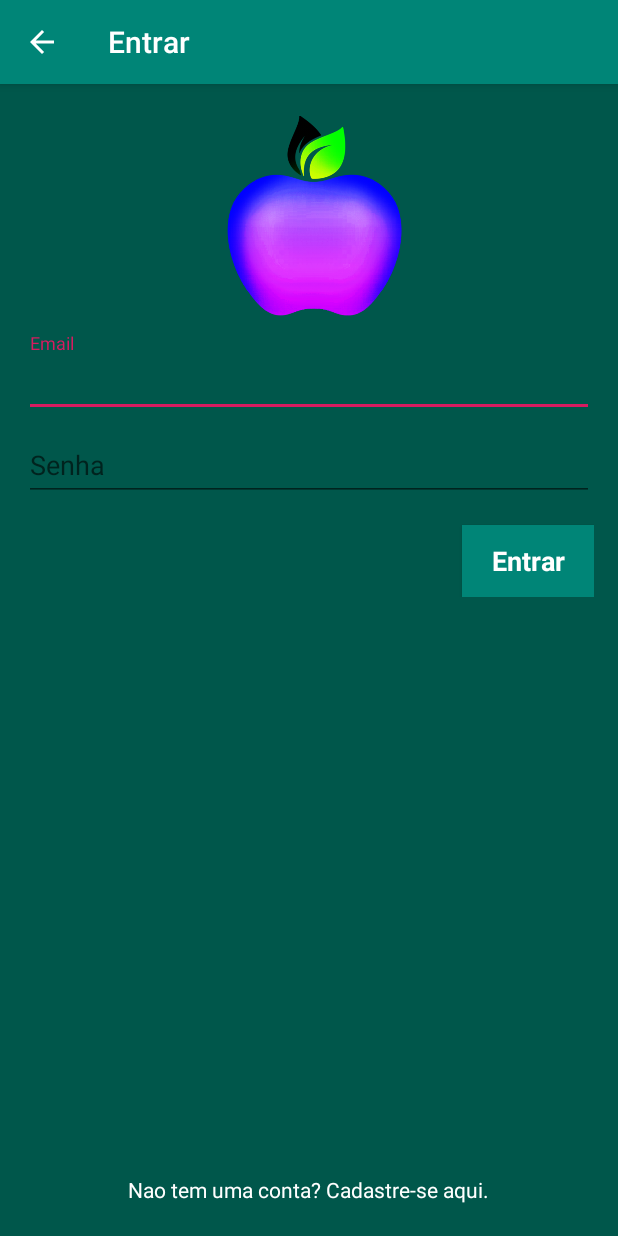
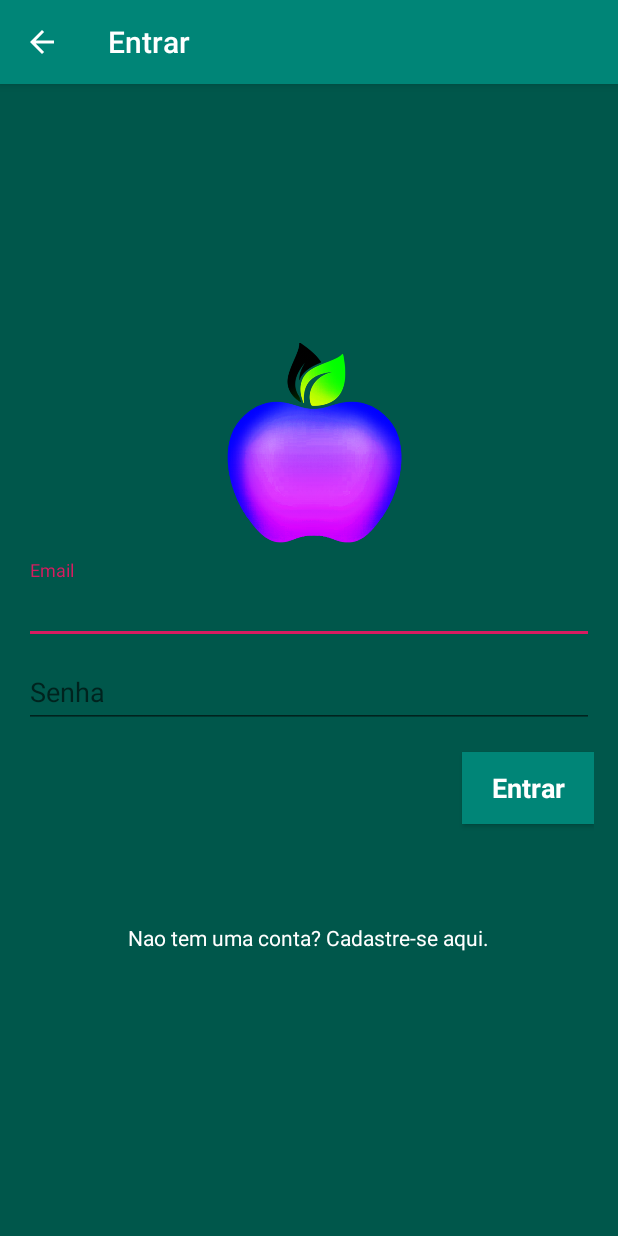
Before and after one commit to theuskira/Android_Studio_Projeto, an Android app: the LoginActivity screen opened directly, with no data from a screen before it, on a phone screen of 412 x 824 dp. Run offline under Robolectric (Android 15) with nearby library versions, the phone set to English and light mode, and no system bars.

Commit message:
Layout Tela Login

```diff
--- a/app/src/main/java/br/com/icoddevelopers/nutrifood/activity/LoginActivity.java
+++ b/app/src/main/java/br/com/icoddevelopers/nutrifood/activity/LoginActivity.java
@@ -1,19 +1,21 @@
 package br.com.icoddevelopers.nutrifood.activity;
 
 import android.content.Intent;
+import android.support.design.widget.TextInputEditText;
 import android.support.v7.app.AppCompatActivity;
 import android.os.Bundle;
 import android.view.MenuItem;
 import android.view.View;
 import android.widget.Button;
+import android.widget.EditText;
 import android.widget.TextView;
 
 import br.com.icoddevelopers.nutrifood.R;
+import br.com.icoddevelopers.nutrifood.model.Usuario;
 
 public class LoginActivity extends AppCompatActivity {
 
-    private TextView btnCadastro;
-    private Button btnEntrar;
+    private EditText campoEmail, campoSenha;
 
     @Override
     protected void onCreate(Bundle savedInstanceState) {
@@ -24,17 +26,40 @@ public class LoginActivity extends AppCompatActivity {
         getSupportActionBar().setHomeButtonEnabled(true);      //Ativar o botão
         getSupportActionBar().setTitle("Entrar");     //Titulo para ser exibido na sua Action Bar em frente à seta
 
-        this.btnCadastro = findViewById(R.id.btnCadastro);
-        this.btnEntrar = findViewById(R.id.btnEntrar);
+        this.campoEmail = findViewById(R.id.txtCadLogin_Email);
+        this.campoSenha = findViewById(R.id.txtCadLogin_Senha);
 
-        this.btnCadastro.setOnClickListener(new View.OnClickListener() {
-            @Override
-            public void onClick(View v) {
-                Intent intent = new Intent(LoginActivity.this, CadastroPessoaActivity.class);
-                startActivity(intent);
-            }
-        });
 
+    }
+
+    public void logarUsuario(View view){
+
+        if(!validarCampos()){
+            Usuario usuario = new Usuario();
+
+            usuario.setEmail(campoEmail.getText().toString());
+            usuario.setSenha(campoSenha.getText().toString());
+        }
+
+    }
+
+    public boolean validarCampos(){
+        boolean erro = false;
+
+        if(campoEmail.getText().toString().equals("")){
+            campoEmail.setError("Digite um e-mail!");
+            erro = true;
+        }
+        if(campoSenha.getText().toString().equals("")){
+            campoSenha.setError("Digite uma senha!");
+            erro = true;
+        }
+        return erro;
+    }
+
+    public void abrirTelaCadastro(View view){
+        Intent intent = new Intent(LoginActivity.this, CadastroPessoaActivity.class);
+        startActivity(intent);
     }
 
     @Override
--- a/app/src/main/res/layout/activity_login.xml
+++ b/app/src/main/res/layout/activity_login.xml
@@ -6,7 +6,7 @@
     android:layout_height="match_parent"
     android:layout_weight="0"
     android:background="@color/colorPrimaryDark"
-    android:gravity="center_horizontal"
+    android:gravity="center"
     android:orientation="vertical"
     android:paddingLeft="@dimen/activity_horizontal_margin"
     android:paddingTop="@dimen/activity_vertical_margin"
@@ -15,18 +15,22 @@
     tools:context=".activity.LoginActivity">
 
     <!-- Login progress -->
+
     <ProgressBar
         android:id="@+id/login_progress"
         style="?android:attr/progressBarStyleLarge"
         android:layout_width="wrap_content"
         android:layout_height="wrap_content"
-        android:layout_marginBottom="8dp"
+        android:layout_margin="16dp"
         android:visibility="gone" />
 
     <ScrollView
         android:id="@+id/login_form"
         android:layout_width="match_parent"
-        android:layout_height="wrap_content">
+        android:layout_height="wrap_content"
+        android:layout_gravity="center"
+        android:paddingBottom="16dp"
+        android:visibility="visible">
 
         <LinearLayout
             android:id="@+id/email_login_form"
@@ -38,6 +42,7 @@
                 android:layout_width="150dp"
                 android:layout_height="150dp"
                 android:layout_gravity="center_horizontal"
+                android:contentDescription="TODO"
                 app:srcCompat="@drawable/apple" />
 
             <android.support.design.widget.TextInputLayout
@@ -45,7 +50,7 @@
                 android:layout_height="wrap_content">
 
                 <AutoCompleteTextView
-                    android:id="@+id/email"
+                    android:id="@+id/txtCadLogin_Email"
                     android:layout_width="match_parent"
                     android:layout_height="wrap_content"
                     android:hint="@string/prompt_email"
@@ -62,7 +67,7 @@
                 android:layout_height="wrap_content">
 
                 <EditText
-                    android:id="@+id/password"
+                    android:id="@+id/txtCadLogin_Senha"
                     android:layout_width="match_parent"
                     android:layout_height="wrap_content"
                     android:hint="Senha"
@@ -82,35 +87,34 @@
                 style="?android:textAppearanceSmall"
                 android:layout_width="wrap_content"
                 android:layout_height="wrap_content"
-                android:layout_gravity="right"
+                android:layout_gravity="end"
                 android:layout_marginTop="16dp"
-                android:layout_weight="0"
+                android:layout_marginBottom="16dp"
                 android:background="@color/colorPrimary"
-                android:text="Entrar"
+                android:onClick="logarUsuario"
+                android:text="@string/entrar"
                 android:textAllCaps="false"
                 android:textColor="@android:color/white"
                 android:textSize="18sp"
                 android:textStyle="bold" />
 
-        </LinearLayout>
-    </ScrollView>
-
-    <LinearLayout
-        android:layout_width="match_parent"
-        android:layout_height="match_parent"
-        android:gravity="bottom|center_horizontal"
-        android:orientation="vertical">
-
             <TextView
                 android:id="@+id/btnCadastro"
                 android:layout_width="wrap_content"
                 android:layout_height="wrap_content"
+                android:layout_gravity="center_horizontal"
                 android:layout_marginLeft="16dp"
-            android:layout_marginTop="16dp"
+                android:layout_marginTop="50dp"
                 android:layout_marginRight="16dp"
                 android:layout_marginBottom="5dp"
-            android:text="Nao tem uma conta? Cadastre-se aqui."
+                android:onClick="abrirTelaCadastro"
+                android:text="@string/nao_tem_uma_conta_cadastre_se_aqui"
                 android:textColor="@android:color/white" />
+
         </LinearLayout>
 
+
+    </ScrollView>
+
+
 </LinearLayout>
--- a/app/src/main/res/values/strings.xml
+++ b/app/src/main/res/values/strings.xml
@@ -46,4 +46,5 @@
         completions."
     </string>
     <string name="alimentos">Alimentos</string>
+    <string name="nao_tem_uma_conta_cadastre_se_aqui">Nao tem uma conta? Cadastre-se aqui.</string>
 </resources>
```
Lines whose indentation alone changed are shown as unchanged.
